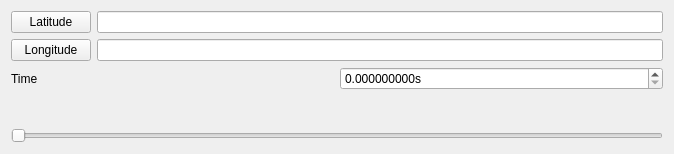
First picture: the form in asammdf/gui/ui/gps.ui, repository danielhrisca/asammdf, before the edit.
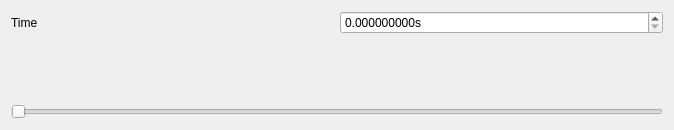
Second picture: the form after the edit.

Diff of the .ui file:
```diff
--- a/asammdf/gui/ui/gps.ui
+++ b/asammdf/gui/ui/gps.ui
@@ -7,24 +7,38 @@
     <x>0</x>
     <y>0</y>
     <width>674</width>
-    <height>154</height>
+    <height>130</height>
    </rect>
   </property>
   <property name="windowTitle">
    <string>Form</string>
   </property>
-  <layout class="QGridLayout" name="gridLayout" rowstretch="1,0,0,0,0,0">
-   <item row="1" column="0">
-    <widget class="QPushButton" name="load">
-     <property name="text">
-      <string>Latitude</string>
-     </property>
-    </widget>
+  <layout class="QVBoxLayout" name="map_layout">
+   <item>
+    <layout class="QHBoxLayout" name="horizontalLayout">
+     <item>
+      <widget class="QLabel" name="label">
+       <property name="text">
+        <string>Time</string>
+       </property>
+      </widget>
+     </item>
+     <item>
+      <widget class="QDoubleSpinBox" name="timestamp">
+       <property name="suffix">
+        <string>s</string>
+       </property>
+       <property name="decimals">
+        <number>9</number>
+       </property>
+       <property name="singleStep">
+        <double>0.001000000000000</double>
+       </property>
+      </widget>
+     </item>
+    </layout>
    </item>
-   <item row="2" column="1">
-    <widget class="QLineEdit" name="longitude_channel"/>
-   </item>
-   <item row="4" column="0" colspan="2">
+   <item>
     <layout class="QHBoxLayout" name="horizontalLayout_2">
      <item>
       <widget class="QLabel" name="min_t">
@@ -55,17 +69,7 @@
      </item>
     </layout>
    </item>
-   <item row="1" column="1">
-    <widget class="QLineEdit" name="latitude_channel"/>
-   </item>
-   <item row="2" column="0">
-    <widget class="QPushButton" name="pushButton">
-     <property name="text">
-      <string>Longitude</string>
-     </property>
-    </widget>
-   </item>
-   <item row="5" column="0" colspan="2">
+   <item>
     <widget class="QSlider" name="timestamp_slider">
      <property name="maximum">
       <number>9999</number>
@@ -87,33 +91,6 @@
      </property>
     </widget>
    </item>
-   <item row="3" column="0" colspan="2">
-    <layout class="QHBoxLayout" name="horizontalLayout">
-     <item>
-      <widget class="QLabel" name="label">
-       <property name="text">
-        <string>Time</string>
-       </property>
-      </widget>
-     </item>
-     <item>
-      <widget class="QDoubleSpinBox" name="timestamp">
-       <property name="suffix">
-        <string>s</string>
-       </property>
-       <property name="decimals">
-        <number>9</number>
-       </property>
-       <property name="singleStep">
-        <double>0.001000000000000</double>
-       </property>
-      </widget>
-     </item>
-    </layout>
-   </item>
-   <item row="0" column="0" colspan="2">
-    <layout class="QVBoxLayout" name="map_layout"/>
-   </item>
   </layout>
  </widget>
  <tabstops>
```
